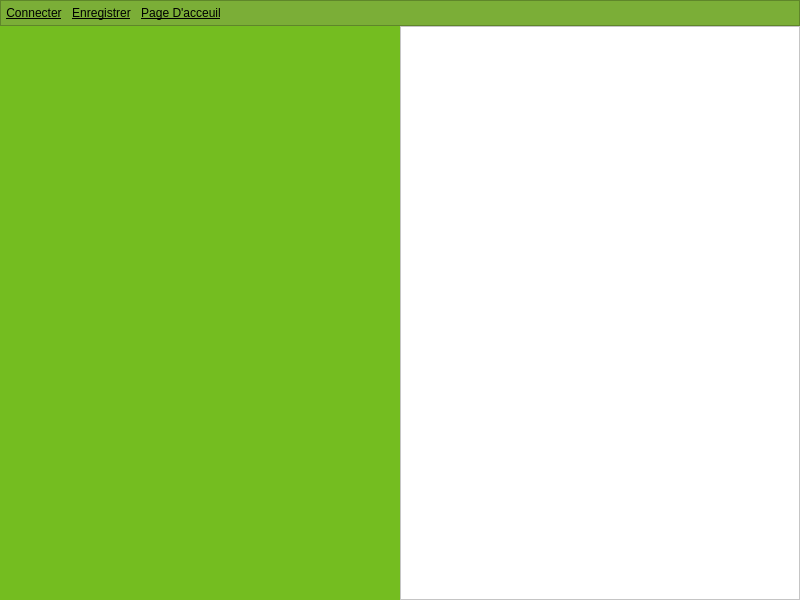
Above: messager-ui-files/mainwindow.ui from ToxicJuice23/messager before the change. Below: the same form after it.
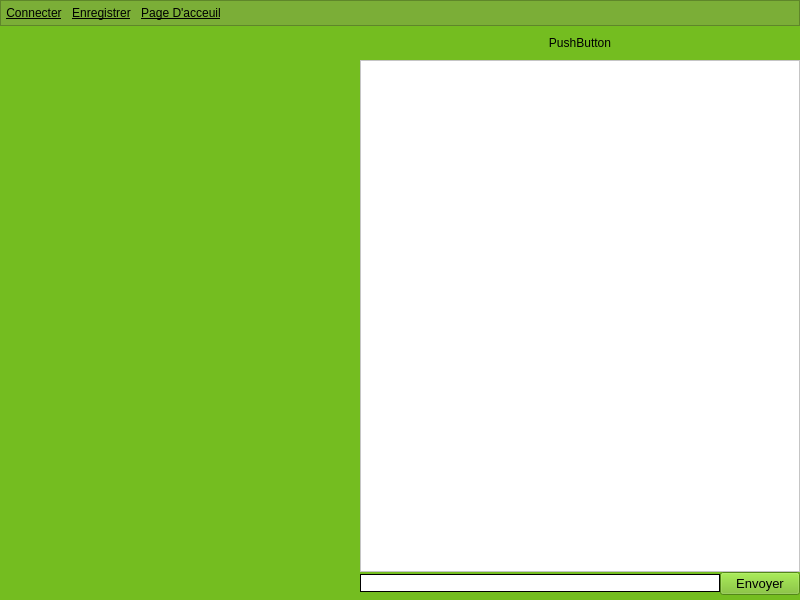
That is the form after the change. The open tabs and pages were chosen to show the change.

Diff of the .ui file:
```diff
--- a/messager-ui-files/mainwindow.ui
+++ b/messager-ui-files/mainwindow.ui
@@ -348,12 +348,94 @@
          <number>0</number>
         </property>
         <property name="bottomMargin">
-         <number>0</number>
+         <number>5</number>
         </property>
         <property name="spacing">
          <number>0</number>
         </property>
-        <item row="0" column="0">
+        <item row="3" column="1">
+         <widget class="QLineEdit" name="message_input">
+          <property name="styleSheet">
+           <string notr="true">background-color: white; border: 1px solid black;</string>
+          </property>
+         </widget>
+        </item>
+        <item row="1" column="1" rowspan="2" colspan="2">
+         <widget class="QScrollArea" name="scrollArea_2">
+          <property name="styleSheet">
+           <string notr="true">background-color: white;</string>
+          </property>
+          <property name="widgetResizable">
+           <bool>true</bool>
+          </property>
+          <widget class="QWidget" name="scrollAreaWidgetContents">
+           <property name="geometry">
+            <rect>
+             <x>0</x>
+             <y>0</y>
+             <width>438</width>
+             <height>504</height>
+            </rect>
+           </property>
+           <layout class="QGridLayout" name="gridLayout">
+            <property name="leftMargin">
+             <number>0</number>
+            </property>
+            <property name="topMargin">
+             <number>0</number>
+            </property>
+            <property name="rightMargin">
+             <number>0</number>
+            </property>
+            <property name="bottomMargin">
+             <number>0</number>
+            </property>
+            <property name="spacing">
+             <number>0</number>
+            </property>
+            <item row="1" column="0" colspan="3">
+             <widget class="QLabel" name="messages_container">
+              <property name="styleSheet">
+               <string notr="true">padding: 5px;</string>
+              </property>
+              <property name="text">
+               <string/>
+              </property>
+              <property name="alignment">
+               <set>Qt::AlignBottom|Qt::AlignLeading|Qt::AlignLeft</set>
+              </property>
+             </widget>
+            </item>
+           </layout>
+          </widget>
+         </widget>
+        </item>
+        <item row="3" column="2">
+         <widget class="QPushButton" name="send_message">
+          <property name="font">
+           <font>
+            <pointsize>10</pointsize>
+           </font>
+          </property>
+          <property name="styleSheet">
+           <string notr="true">text-align: center; background-color: #74bd20;</string>
+          </property>
+          <property name="text">
+           <string>Envoyer</string>
+          </property>
+         </widget>
+        </item>
+        <item row="0" column="1" colspan="2">
+         <widget class="QPushButton" name="contact_button">
+          <property name="styleSheet">
+           <string notr="true">text-align: c; border: 0; padding: 10px; background-color: #74bd20;</string>
+          </property>
+          <property name="text">
+           <string>PushButton</string>
+          </property>
+         </widget>
+        </item>
+        <item row="0" column="0" rowspan="2">
          <widget class="QScrollArea" name="scrollArea">
           <property name="styleSheet">
            <string notr="true">background-color: #74bd20; text-align: left; border: 0;</string>
@@ -366,8 +448,8 @@
             <rect>
              <x>0</x>
              <y>0</y>
-             <width>400</width>
-             <height>571</height>
+             <width>360</width>
+             <height>290</height>
             </rect>
            </property>
            <property name="styleSheet">
@@ -393,26 +475,6 @@
           </widget>
          </widget>
         </item>
-        <item row="0" column="1" rowspan="2">
-         <widget class="QScrollArea" name="scrollArea_2">
-          <property name="styleSheet">
-           <string notr="true">background-color: white;</string>
-          </property>
-          <property name="widgetResizable">
-           <bool>true</bool>
-          </property>
-          <widget class="QWidget" name="scrollAreaWidgetContents">
-           <property name="geometry">
-            <rect>
-             <x>0</x>
-             <y>0</y>
-             <width>398</width>
-             <height>569</height>
-            </rect>
-           </property>
-          </widget>
-         </widget>
-        </item>
        </layout>
       </widget>
      </widget>
```
Left out of the diff: 22 changed lines with no effect on the pictures.
